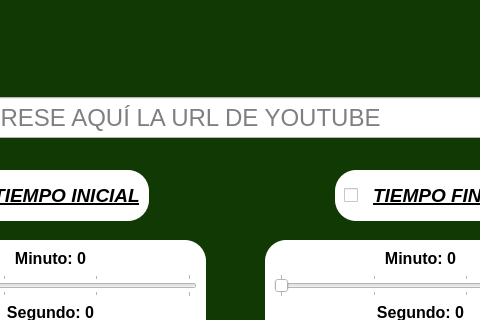
This is descargas_youtube/ui/descargar_youtube.ui in LJMT89/youtube_descargas as Qt 5 draws it before an edit; both pictures show x 165 to 645 and y 0 to 320 of the 800 by 600 pixel window. The edited form follows.
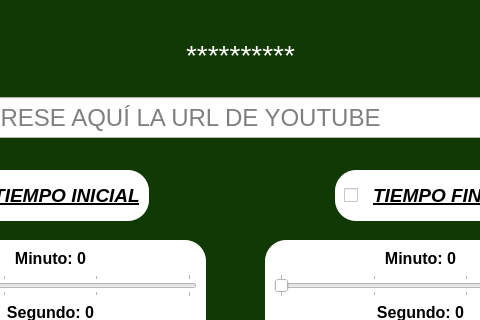
This is the edited form. Icons and pictures are not drawn.

Commit message: descargas de youtube sin hilos

Patch:
```diff
--- a/descargas_youtube/ui/descargar_youtube.ui
+++ b/descargas_youtube/ui/descargar_youtube.ui
@@ -772,6 +772,30 @@
       <normaloff>../image/descargar.png</normaloff>../image/descargar.png</iconset>
     </property>
    </widget>
+   <widget class="QLabel" name="label">
+    <property name="geometry">
+     <rect>
+      <x>300</x>
+      <y>39</y>
+      <width>211</width>
+      <height>31</height>
+     </rect>
+    </property>
+    <property name="font">
+     <font>
+      <pointsize>21</pointsize>
+     </font>
+    </property>
+    <property name="styleSheet">
+     <string notr="true">color: rgb(255, 255, 255);</string>
+    </property>
+    <property name="text">
+     <string>**********</string>
+    </property>
+    <property name="alignment">
+     <set>Qt::AlignCenter</set>
+    </property>
+   </widget>
   </widget>
   <widget class="QMenuBar" name="menubar">
    <property name="geometry">
```
The commit also changes 3 other files.
